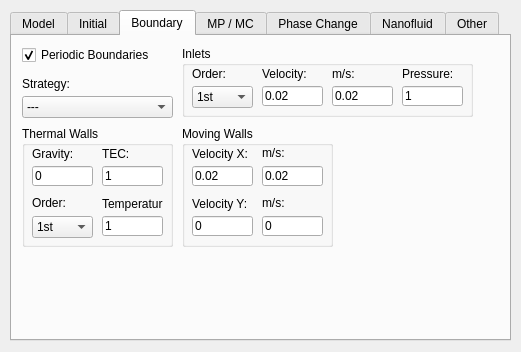
The window that view/parameters2.ui (fabioskomori/lbsim) describes before a commit, drawn with Qt 5.
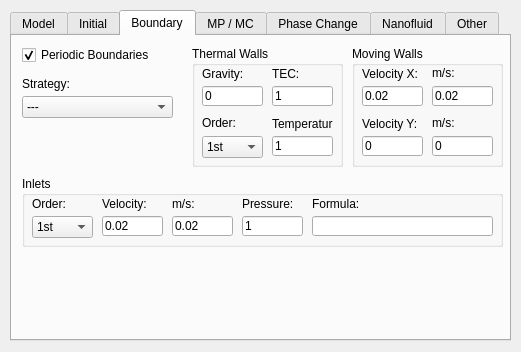
The same window after the commit. The open tabs and pages were chosen to show the change. Custom widgets are drawn as their Qt base class.

The edit to the form file:
```diff
--- a/view/parameters2.ui
+++ b/view/parameters2.ui
@@ -938,8 +938,8 @@
     <widget class="QGroupBox" name="groupBox_10">
      <property name="geometry">
       <rect>
-       <x>10</x>
-       <y>90</y>
+       <x>180</x>
+       <y>10</y>
        <width>151</width>
        <height>121</height>
       </rect>
@@ -1067,9 +1067,9 @@
     <widget class="QGroupBox" name="groupBox_11">
      <property name="geometry">
       <rect>
-       <x>170</x>
-       <y>10</y>
-       <width>291</width>
+       <x>10</x>
+       <y>140</y>
+       <width>481</width>
        <height>71</height>
       </rect>
      </property>
@@ -1200,12 +1200,35 @@
        <string>1</string>
       </property>
      </widget>
+     <widget class="QLabel" name="label_77">
+      <property name="geometry">
+       <rect>
+        <x>290</x>
+        <y>20</y>
+        <width>81</width>
+        <height>16</height>
+       </rect>
+      </property>
+      <property name="text">
+       <string>Formula:</string>
+      </property>
+     </widget>
+     <widget class="QLineEdit" name="inletFormula">
+      <property name="geometry">
+       <rect>
+        <x>290</x>
+        <y>40</y>
+        <width>181</width>
+        <height>20</height>
+       </rect>
+      </property>
+     </widget>
     </widget>
     <widget class="QGroupBox" name="groupBox_12">
      <property name="geometry">
       <rect>
-       <x>170</x>
-       <y>90</y>
+       <x>340</x>
+       <y>10</y>
        <width>151</width>
        <height>121</height>
       </rect>
```
Left out of the diff: 2 changed lines with no effect on the pictures.
